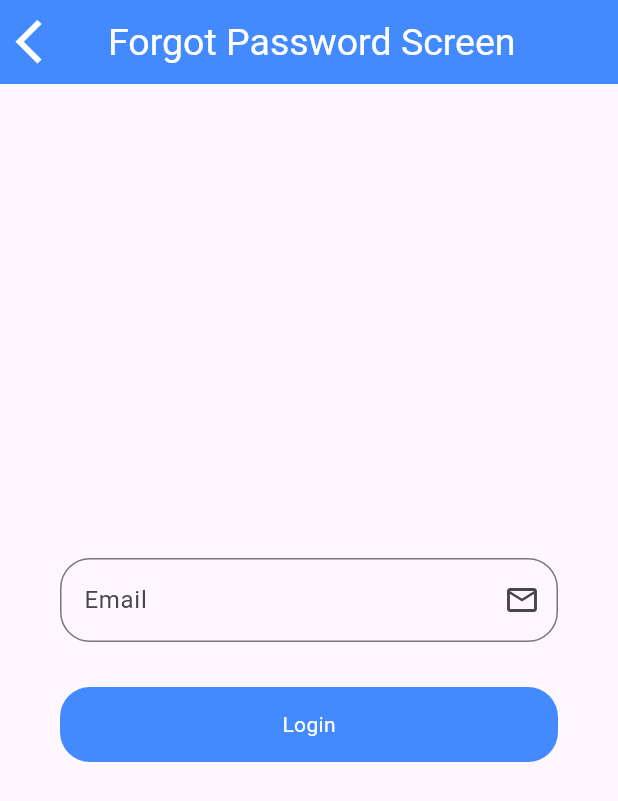
After one commit to Imran-Hossain-13/Firebase-Work, a Flutter app: the screen it shows after launch, after a tap on "Forgot Password?", on a phone screen of 412 x 824 dp. The commit adds this screen. Shown: the top 801 px of the screen. Run offline on Flutter 3.47's test engine with Material 3 defaults, Android fonts, the phone set to English and light mode, and no system bars; our stand-ins replace cloud_firestore, firebase_auth, firebase_core, firebase_database, firebase_storage, fluttertoast and 2 more; accounts and stored records are empty.

Commit message:
29-02-2024

```diff
--- a/untitled/lib/main.dart
+++ b/untitled/lib/main.dart
@@ -2,6 +2,7 @@ import 'package:flutter/material.dart';
 import 'package:untitled/ui/authentication/login_screen.dart';
 import 'package:untitled/ui/authentication/number_login_screen.dart';
 import 'package:untitled/ui/authentication/signup_screen.dart';
+import 'package:untitled/ui/forgot_password/forgot_pass_screen.dart';
 import 'package:untitled/ui/image/upload_imagge.dart';
 import 'package:untitled/ui/splash_screen.dart';
 import 'firebase_options.dart';
@@ -31,6 +32,7 @@ void main() async{
       FireStoreScreen.routeName : (ctx) => const FireStoreScreen(),
       FireServiceScreen.routeName : (ctx) => const FireServiceScreen(),
       UploadImageScreen.routeName : (ctx) => const UploadImageScreen(),
+      ForgotPassScreen.routeName : (ctx) => const ForgotPassScreen(),
       // VerifyCodeScreen.routeName : (ctx) => const VerifyCodeScreen(),
     },
     theme: ThemeData(
--- a/untitled/lib/ui/authentication/login_screen.dart
+++ b/untitled/lib/ui/authentication/login_screen.dart
@@ -3,6 +3,7 @@ import 'package:firebase_auth/firebase_auth.dart';
 import 'package:flutter/material.dart';
 import 'package:fluttertoast/fluttertoast.dart';
 import 'package:untitled/ui/authentication/signup_screen.dart';
+import 'package:untitled/ui/forgot_password/forgot_pass_screen.dart';
 import '../../firebase_services/splash_services.dart';
 import '../../home.dart';
 import '../../widget/round_button.dart';
@@ -96,6 +97,17 @@ class _LoginScreenState extends State<LoginScreen> {
                               ),
                             ],
                           )
+                      ),
+                      const SizedBox(height: 10,),
+                      Row(
+                        mainAxisAlignment: MainAxisAlignment.end,
+                        children: [
+                          GestureDetector(
+                            onTap: (){
+                              Navigator.pushNamed(context, ForgotPassScreen.routeName);
+                            },child: const Text("Forgot Password?",style: TextStyle(color: Colors.blue),),
+                          )
+                        ],
                       ),
                       const SizedBox(height: 20,),
                       RoundButton( onTap: (){
--- /dev/null
+++ b/untitled/lib/ui/forgot_password/forgot_pass_screen.dart
@@ -0,0 +1,97 @@
+import 'package:firebase_auth/firebase_auth.dart';
+import 'package:flutter/material.dart';
+import 'package:fluttertoast/fluttertoast.dart';
+
+import '../../widget/round_button.dart';
+
+class ForgotPassScreen extends StatefulWidget {
+  static String routeName = "ForgotPassScreen";
+  const ForgotPassScreen({super.key});
+
+  @override
+  State<ForgotPassScreen> createState() => _ForgotPassScreenState();
+}
+
+class _ForgotPassScreenState extends State<ForgotPassScreen> {
+  FirebaseAuth _auth = FirebaseAuth.instance;
+  final _formKey = GlobalKey<FormState>();
+  TextEditingController emailController =  TextEditingController();
+  bool loading = false;
+  @override
+  Widget build(BuildContext context) {
+    return Scaffold(
+      appBar: AppBar(
+        title: const Text("Forgot Password Screen"),
+        automaticallyImplyLeading: false,
+        centerTitle: true,
+        leading: IconButton(
+          onPressed: (){
+            Navigator.pop(context);
+          },
+          icon: const Icon(Icons.arrow_back_ios,size: 35,color: Colors.white,),
+        ),
+      ),
+      body: Padding(
+        padding: const EdgeInsets.symmetric(horizontal: 40),
+        child: Column(
+          mainAxisAlignment: MainAxisAlignment.center,
+          children: [
+            Form(
+                key: _formKey,
+                child: Column(
+                  children: [
+                    TextFormField(
+                      controller: emailController,
+                      keyboardType: TextInputType.emailAddress,
+                      decoration: InputDecoration(
+                        hintText: "Email",
+                        suffixIcon: const Icon(Icons.email_outlined),
+                        border: OutlineInputBorder(
+                          borderRadius: BorderRadius.circular(20),
+                        ),
+                      ),
+                      validator: (value){
+                        if(value!.isEmpty){
+                          return "Enter email";
+                        }else{
+                          return null;
+                        }
+                      },
+                    ),
+                  ],
+                )
+            ),
+            const SizedBox(height: 30,),
+            RoundButton( onTap: (){
+              setState(() {
+                loading = true;
+              });
+              if(_formKey.currentState!.validate()){
+                _auth.sendPasswordResetEmail(
+                    email: emailController.text.toString()
+                ).then((value) {
+                  setState(() {
+                    loading = false;
+                  });
+                  // Navigator.pushNamedAndRemoveUntil(context, HomeScreen.routeName, (route) => false);
+                }
+                ).onError((error, stackTrace) {
+                  setState(() {
+                    loading = false;
+                  });
+                  Fluttertoast.showToast(
+                    msg: error.toString(),
+                    backgroundColor: Colors.green,
+                    gravity: ToastGravity.BOTTOM,
+                    timeInSecForIosWeb: 1,
+                    toastLength: Toast.LENGTH_SHORT,
+                  );
+                });
+              }
+            },title: "Login"),
+          ],
+        ),
+      ),
+    );
+  }
+}
```
